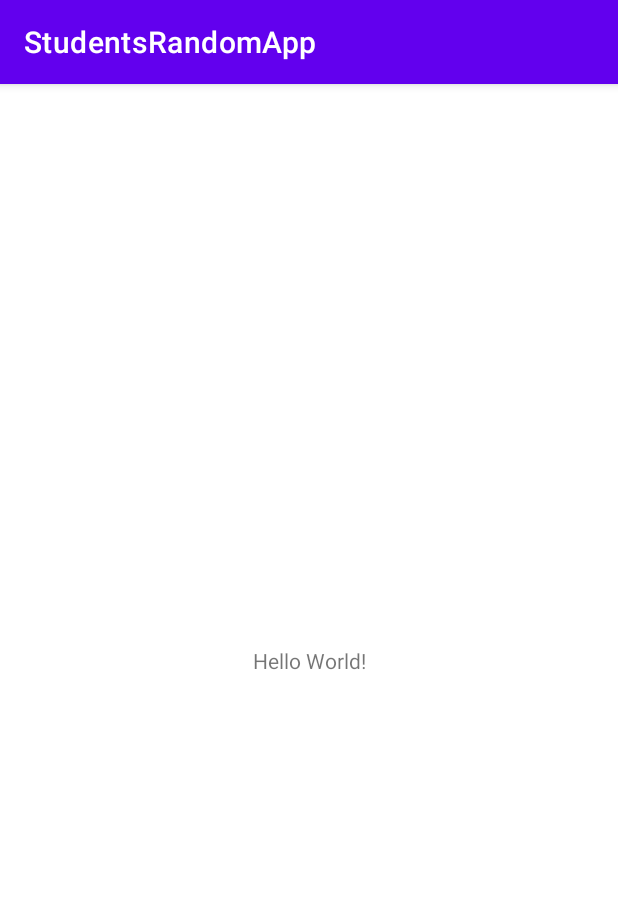
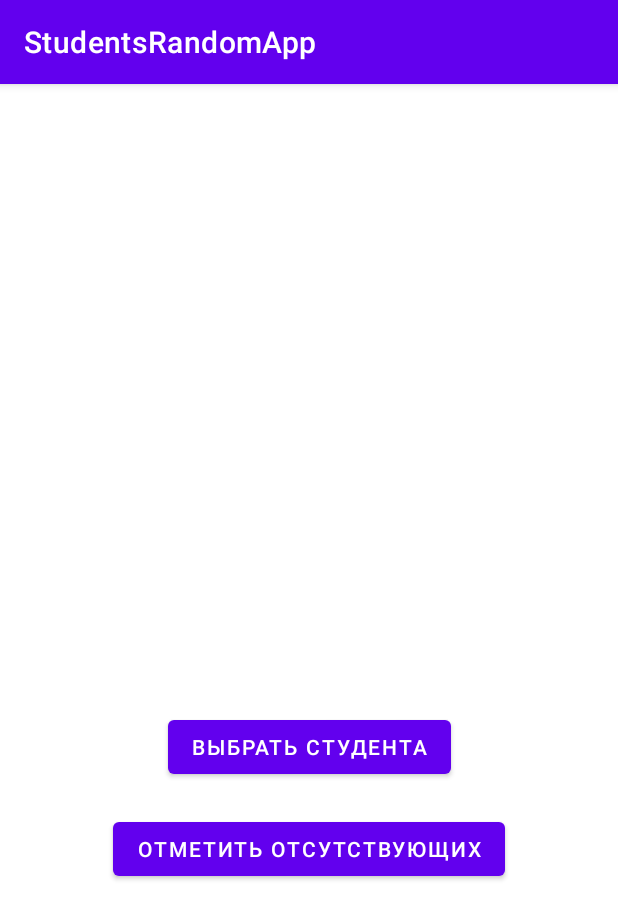
Before and after one commit to ns-maud96/StudentsRandomApp, an Android app: the screen it shows after launch (MainActivity), on a phone screen of 412 x 824 dp. Shown: the top 919 px of the screen. Run offline under Robolectric (Android 15) with nearby library versions, the phone set to English and light mode, and no system bars.

Commit message:
Homework21 (Fragments) added.

```diff
--- a/app/build.gradle
+++ b/app/build.gradle
@@ -32,7 +32,7 @@ android {
 }
 
 dependencies {
-
+    implementation "androidx.fragment:fragment-ktx:1.4.0"
     implementation 'androidx.core:core-ktx:1.7.0'
     implementation 'androidx.appcompat:appcompat:1.4.0'
     implementation 'com.google.android.material:material:1.4.0'
--- a/app/src/main/java/com/example/studentsrandomapp/MainActivity.kt
+++ b/app/src/main/java/com/example/studentsrandomapp/MainActivity.kt
@@ -4,8 +4,14 @@ import androidx.appcompat.app.AppCompatActivity
 import android.os.Bundle
 
 class MainActivity : AppCompatActivity() {
+
     override fun onCreate(savedInstanceState: Bundle?) {
         super.onCreate(savedInstanceState)
         setContentView(R.layout.activity_main)
+            supportFragmentManager
+                .beginTransaction()
+                .addToBackStack(StartFragment.TAG)
+                .add(R.id.fragmentContainer, StartFragment.newInstance())
+                .commit()
     }
 }
--- /dev/null
+++ b/app/src/main/java/com/example/studentsrandomapp/StartFragment.kt
@@ -0,0 +1,44 @@
+package com.example.studentsrandomapp
+
+import android.os.Bundle
+import android.view.LayoutInflater
+import android.view.View
+import android.view.ViewGroup
+import android.widget.Button
+import android.widget.TextView
+import androidx.fragment.app.Fragment
+import androidx.fragment.app.setFragmentResultListener
+
+class StartFragment : Fragment() {
+
+    companion object {
+        const val TAG = "com.example.studentsRandomApp.StartFragment"
+        fun newInstance() = StartFragment()
+    }
+
+    override fun onCreateView(
+        inflater: LayoutInflater,
+        container: ViewGroup?,
+        savedInstanceState: Bundle?
+    ): View? = inflater.inflate(R.layout.start_fragment, container, false)
+
+    override fun onViewCreated(view: View, savedInstanceState: Bundle?) {
+        super.onViewCreated(view, savedInstanceState)
+        setFragmentResultListener(AbsentListFragment.REQUESTED_KEY) { _, bundle ->
+            val randomStudentList =
+                bundle.getStringArrayList(AbsentListFragment.BUNDLE_KEY) as ArrayList<String?>
+            view.findViewById<Button>(R.id.selectBtn).setOnClickListener {
+                val student = randomStudentList.random()
+                view.findViewById<TextView>(R.id.student).text = student
+            }
+        }
+
+        view.findViewById<Button>(R.id.markAbsentBtn).setOnClickListener {
+            requireActivity().supportFragmentManager
+                .beginTransaction()
+                .addToBackStack(AbsentListFragment.TAG)
+                .replace(R.id.fragmentContainer, AbsentListFragment.newInstance())
+                .commit()
+        }
+    }
+}
--- a/app/src/main/res/layout/activity_main.xml
+++ b/app/src/main/res/layout/activity_main.xml
@@ -6,13 +6,13 @@
     android:layout_height="match_parent"
     tools:context=".MainActivity">
 
-    <TextView
-        android:layout_width="wrap_content"
-        android:layout_height="wrap_content"
-        android:text="Hello World!"
+    <androidx.fragment.app.FragmentContainerView
+        android:id="@+id/fragmentContainer"
+        android:layout_width="0dp"
+        android:layout_height="0dp"
         app:layout_constraintBottom_toBottomOf="parent"
-        app:layout_constraintLeft_toLeftOf="parent"
-        app:layout_constraintRight_toRightOf="parent"
+        app:layout_constraintEnd_toEndOf="parent"
+        app:layout_constraintStart_toStartOf="parent"
         app:layout_constraintTop_toTopOf="parent" />
 
 </androidx.constraintlayout.widget.ConstraintLayout>
--- /dev/null
+++ b/app/src/main/res/layout/start_fragment.xml
@@ -0,0 +1,39 @@
+<?xml version="1.0" encoding="utf-8"?>
+<androidx.constraintlayout.widget.ConstraintLayout xmlns:android="http://schemas.android.com/apk/res/android"
+    android:layout_width="match_parent"
+    android:layout_height="match_parent"
+    xmlns:app="http://schemas.android.com/apk/res-auto">
+
+    <TextView
+        android:id="@+id/student"
+        android:layout_width="wrap_content"
+        android:layout_height="wrap_content"
+        android:text=""
+        android:textSize="20dp"
+        app:layout_constraintBottom_toBottomOf="parent"
+        app:layout_constraintStart_toStartOf="parent"
+        app:layout_constraintEnd_toEndOf="parent"
+        app:layout_constraintTop_toTopOf="parent" />
+
+    <Button
+        android:id="@+id/selectBtn"
+        android:layout_width="wrap_content"
+        android:layout_height="wrap_content"
+        android:text="@string/select_student"
+        app:layout_constraintTop_toBottomOf="@id/student"
+        app:layout_constraintStart_toStartOf="parent"
+        app:layout_constraintEnd_toEndOf="parent"
+        android:layout_marginTop="20dp"/>
+
+
+    <Button
+        android:id="@+id/markAbsentBtn"
+        android:layout_width="wrap_content"
+        android:layout_height="wrap_content"
+        android:text="@string/mark_absent"
+        app:layout_constraintTop_toBottomOf="@id/selectBtn"
+        app:layout_constraintStart_toStartOf="parent"
+        app:layout_constraintEnd_toEndOf="parent"
+        android:layout_marginTop="20dp" />
+
+</androidx.constraintlayout.widget.ConstraintLayout>
--- a/app/src/main/res/values/strings.xml
+++ b/app/src/main/res/values/strings.xml
@@ -1,3 +1,5 @@
 <resources>
     <string name="app_name">StudentsRandomApp</string>
+    <string name="select_student">Выбрать студента</string>
+    <string name="mark_absent">Отметить отсутствующих</string>
 </resources>
```
Also changed, not shown: app/src/main/java/com/example/studentsrandomapp/AbsentListFragment.kt (added, +89 -0 lines), app/src/main/res/layout/absent_list_fragment.xml (added, +130 -0 lines).
